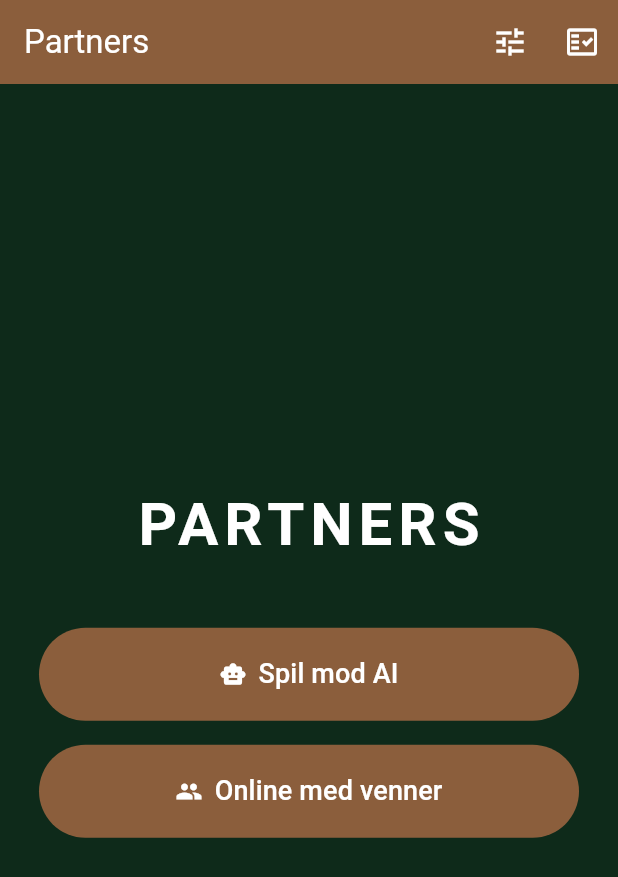
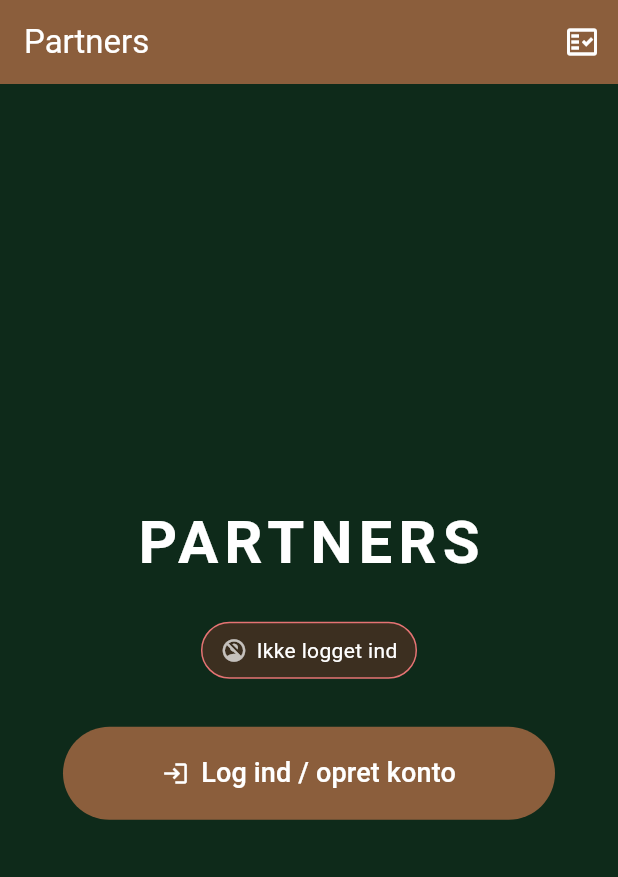
Before and after one commit to cvejleaa/Partners, a Flutter app: the screen it shows after launch, on a phone screen of 412 x 824 dp. Shown: the top 877 px of the screen. Run offline on Flutter 3.47's test engine with Material 3 defaults, Android fonts, the phone set to English and light mode, and no system bars; our stand-ins replace cloud_firestore, firebase_auth, firebase_core, flutter_riverpod, shared_preferences; accounts and stored records are empty.

Commit message:
KRITISK: target named Firestore-database 'partners' + login-gating + admin-only
Hovedfejl rettet: SDK'en skrev til (default)-databasen, men brugerens database
hedder 'partners'. Alt skriver nu via firestore-helper der targeter
databaseId='partners'. Det er grunden til at intet blev gemt.

Adgangskontrol:
- HomeScreen: spil-knapper kun synlige når logget ind; tydeligt login-status-
  indikator (rød "Ikke logget ind" / grøn "Logget ind som …" + ADMIN-mærke)
- AdminScreen: nægter adgang for ikke-admin (whitelist af email)
- firestore.rules: config/* kun skrivbar for admin (læsbar for alle); name
  database 'partners' targetes i deploy

Cross-Origin-Opener-Policy fix:
- firebase.json sætter same-origin-allow-popups, så Google-login-popup'en
  kan lukke sig selv uden COOP-fejl

Test-dokumentation:
- docs/TEST_PLAN.md: alle test, hvor resultater findes, manuel checkliste

```diff
--- a/lib/online/online_service.dart
+++ b/lib/online/online_service.dart
@@ -2,6 +2,7 @@ import 'dart:math';
 
 import 'package:cloud_firestore/cloud_firestore.dart';
 import 'package:firebase_auth/firebase_auth.dart';
+import 'package:firebase_core/firebase_core.dart';
 import 'package:flutter/material.dart';
 import 'package:flutter_riverpod/flutter_riverpod.dart';
 
@@ -16,6 +17,26 @@ import '../models/piece.dart';
 import '../models/player.dart';
 import '../models/playing_card.dart';
 import 'serialize.dart';
+
+/// Navnet på Firestore-databasen i projekt partners-8d4aa.
+/// (Standardværdien er "(default)" — vores database er oprettet med navn
+/// "partners", så vi targeter den eksplicit).
+const String firestoreDatabaseId = 'partners';
+
+/// Fælles Firestore-instans der targeter den navngivne database.
+FirebaseFirestore get firestore =>
+    FirebaseFirestore.instanceFor(
+        app: Firebase.app(), databaseId: firestoreDatabaseId);
+
+/// Email-adresser der har admin-rettigheder (kan ændre kortregler).
+const Set<String> kAdminEmails = <String>{
+  'cvejleaa@gmail.com',
+};
+
+bool isAdmin(User? user) {
+  final email = user?.email?.toLowerCase();
+  return email != null && kAdminEmails.contains(email);
+}
 
 final onlineServiceProvider = Provider<OnlineService>((ref) => OnlineService());
 
@@ -46,7 +67,7 @@ final HeuristicAi onlineAi = HeuristicAi();
 
 class OnlineService {
   final FirebaseAuth _auth = FirebaseAuth.instance;
-  final FirebaseFirestore _db = FirebaseFirestore.instance;
+  FirebaseFirestore get _db => firestore;
 
   CollectionReference<Map<String, dynamic>> get _games => _db.collection('games');
   CollectionReference<Map<String, dynamic>> get _users => _db.collection('users');
--- a/lib/state/card_rules_controller.dart
+++ b/lib/state/card_rules_controller.dart
@@ -7,6 +7,7 @@ import 'package:shared_preferences/shared_preferences.dart';
 
 import '../game/card_rules.dart';
 import '../models/playing_card.dart';
+import '../online/online_service.dart';
 
 /// Aktuelle (eventuelt brugerjusterede) kortregler.
 ///
@@ -50,7 +51,7 @@ class CardRulesController extends StateNotifier<CardRules> {
 
   DocumentReference<Map<String, dynamic>>? get _doc {
     try {
-      return FirebaseFirestore.instance.collection('config').doc('cardRules');
+      return firestore.collection('config').doc('cardRules');
     } catch (_) {
       return null;
     }
--- a/lib/ui/screens/home_screen.dart
+++ b/lib/ui/screens/home_screen.dart
@@ -12,7 +12,11 @@ class HomeScreen extends ConsumerWidget {
 
   @override
   Widget build(BuildContext context, WidgetRef ref) {
-    final auth = ref.watch(authStateProvider);
+    final authAsync = ref.watch(authStateProvider);
+    final user = authAsync.valueOrNull;
+    final loggedIn = user != null;
+    final admin = isAdmin(user);
+
     return Scaffold(
       backgroundColor: const Color(0xFF0E2A1A),
       appBar: AppBar(
@@ -20,6 +24,7 @@ class HomeScreen extends ConsumerWidget {
         foregroundColor: Colors.white,
         title: const Text('Partners'),
         actions: <Widget>[
+          if (admin)
             IconButton(
               tooltip: 'Admin — kortfunktioner',
               icon: const Icon(Icons.tune),
@@ -32,11 +37,19 @@ class HomeScreen extends ConsumerWidget {
             onPressed: () => Navigator.of(context).push<void>(
                 MaterialPageRoute<void>(builder: (_) => const SelfTestScreen())),
           ),
+          if (loggedIn)
+            IconButton(
+              tooltip: 'Log ud',
+              icon: const Icon(Icons.logout),
+              onPressed: () => ref.read(onlineServiceProvider).signOut(),
+            ),
         ],
       ),
       body: Center(
         child: ConstrainedBox(
           constraints: const BoxConstraints(maxWidth: 360),
+          child: Padding(
+            padding: const EdgeInsets.all(16),
             child: Column(
               mainAxisSize: MainAxisSize.min,
               children: <Widget>[
@@ -46,19 +59,28 @@ class HomeScreen extends ConsumerWidget {
                         fontSize: 40,
                         fontWeight: FontWeight.bold,
                         letterSpacing: 4)),
-              const SizedBox(height: 40),
+                const SizedBox(height: 24),
+                _LoginIndicator(user: user, admin: admin),
+                const SizedBox(height: 32),
+                if (!loggedIn)
+                  _bigButton(context, Icons.login, 'Log ind / opret konto',
+                      () {
+                    Navigator.of(context).push<void>(MaterialPageRoute<void>(
+                        builder: (_) => const AuthScreen()));
+                  }),
+                if (loggedIn) ...<Widget>[
                   _bigButton(context, Icons.smart_toy, 'Spil mod AI', () {
                     Navigator.of(context).push<void>(MaterialPageRoute<void>(
                         builder: (_) => const SetupScreen()));
                   }),
-              const SizedBox(height: 16),
+                  const SizedBox(height: 12),
                   _bigButton(context, Icons.group, 'Online med venner', () {
-                final loggedIn = auth.valueOrNull != null;
                     Navigator.of(context).push<void>(MaterialPageRoute<void>(
-                    builder: (_) =>
-                        loggedIn ? const OnlineHomeScreen() : const AuthScreen()));
+                        builder: (_) => const OnlineHomeScreen()));
                   }),
                 ],
+              ],
+            ),
           ),
         ),
       ),
@@ -81,3 +103,68 @@ class HomeScreen extends ConsumerWidget {
     );
   }
 }
+
+class _LoginIndicator extends StatelessWidget {
+  const _LoginIndicator({required this.user, required this.admin});
+  final dynamic user;
+  final bool admin;
+
+  @override
+  Widget build(BuildContext context) {
+    if (user == null) {
+      return Container(
+        padding: const EdgeInsets.symmetric(horizontal: 12, vertical: 8),
+        decoration: BoxDecoration(
+          color: Colors.red.withOpacity(0.2),
+          borderRadius: BorderRadius.circular(20),
+          border: Border.all(color: Colors.red.shade300),
+        ),
+        child: const Row(
+          mainAxisSize: MainAxisSize.min,
+          children: <Widget>[
+            Icon(Icons.no_accounts, color: Colors.white70, size: 18),
+            SizedBox(width: 6),
+            Text('Ikke logget ind',
+                style: TextStyle(color: Colors.white, fontSize: 14)),
+          ],
+        ),
+      );
+    }
+    final name = (user.displayName as String?) ??
+        (user.email as String?) ??
+        'Spiller';
+    return Container(
+      padding: const EdgeInsets.symmetric(horizontal: 12, vertical: 8),
+      decoration: BoxDecoration(
+        color: Colors.green.withOpacity(0.25),
+        borderRadius: BorderRadius.circular(20),
+        border: Border.all(color: Colors.green.shade300),
+      ),
+      child: Row(
+        mainAxisSize: MainAxisSize.min,
+        children: <Widget>[
+          const Icon(Icons.account_circle, color: Colors.white, size: 18),
+          const SizedBox(width: 6),
+          Text('Logget ind som $name',
+              style: const TextStyle(color: Colors.white, fontSize: 14)),
+          if (admin) ...<Widget>[
+            const SizedBox(width: 6),
+            Container(
+              padding:
+                  const EdgeInsets.symmetric(horizontal: 6, vertical: 1),
+              decoration: BoxDecoration(
+                color: Colors.amber.shade700,
+                borderRadius: BorderRadius.circular(10),
+              ),
+              child: const Text('ADMIN',
+                  style: TextStyle(
+                      color: Colors.white,
+                      fontSize: 11,
+                      fontWeight: FontWeight.bold)),
+            ),
+          ],
+        ],
+      ),
+    );
+  }
+}
```
Also changed, not shown: lib/ui/screens/admin_screen.dart (+26 -0 lines), firebase.json, 2 other files. Lines whose indentation alone changed are shown as unchanged.
